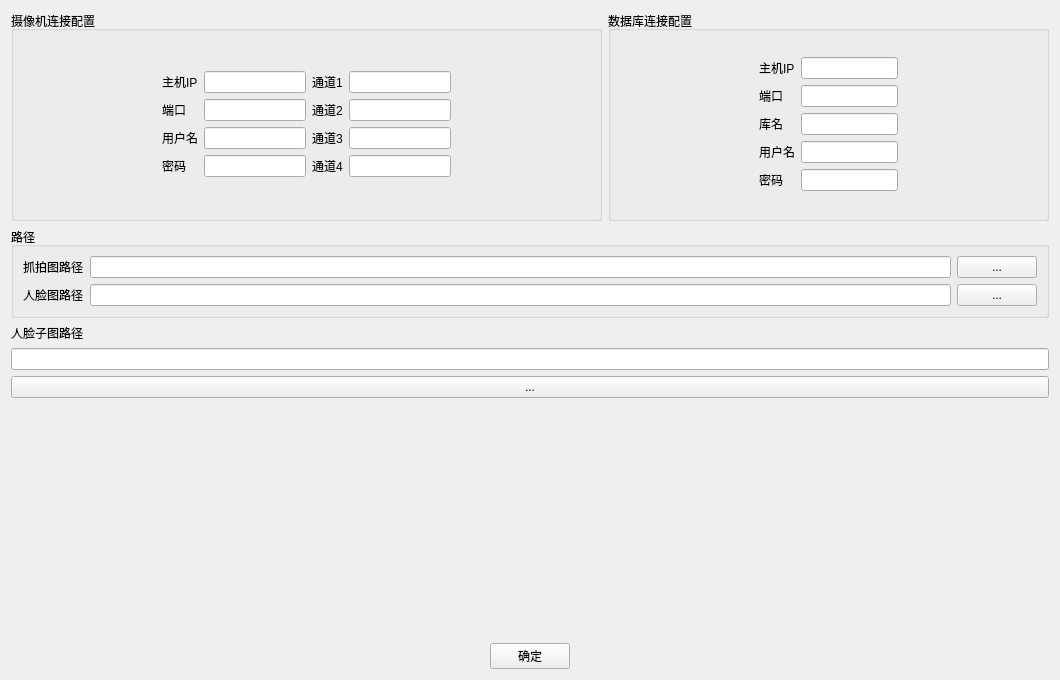
The window that settingsview.ui (NevilleNoah/HikvisionCamera2) describes before a commit, drawn with Qt 5.
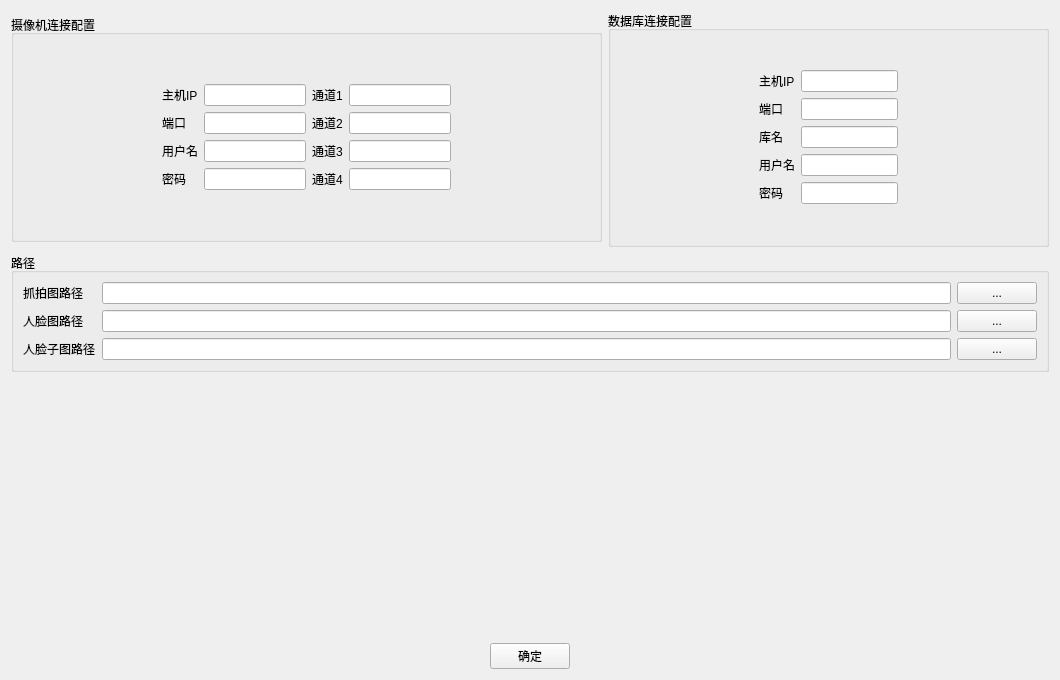
The same window after the commit.

Commit message: 出入情况布局完成

```diff
--- a/settingsview.ui
+++ b/settingsview.ui
@@ -327,9 +327,9 @@
      <property name="title">
       <string>路径</string>
      </property>
-     <layout class="QVBoxLayout" name="verticalLayout_4">
+     <layout class="QHBoxLayout" name="horizontalLayout_5">
       <item>
-       <layout class="QHBoxLayout" name="horizontalLayout_5">
+       <layout class="QVBoxLayout" name="verticalLayout_4">
         <item>
          <widget class="QLabel" name="textDirCapture">
           <property name="text">
@@ -338,26 +338,6 @@
          </widget>
         </item>
         <item>
-         <widget class="QLineEdit" name="edDirCapture"/>
-        </item>
-        <item>
-         <widget class="QPushButton" name="btnCapturePath">
-          <property name="sizePolicy">
-           <sizepolicy hsizetype="Fixed" vsizetype="Fixed">
-            <horstretch>0</horstretch>
-            <verstretch>0</verstretch>
-           </sizepolicy>
-          </property>
-          <property name="text">
-           <string>...</string>
-          </property>
-         </widget>
-        </item>
-       </layout>
-      </item>
-      <item>
-       <layout class="QHBoxLayout" name="horizontalLayout_6">
-        <item>
          <widget class="QLabel" name="textDirAvatar">
           <property name="sizePolicy">
            <sizepolicy hsizetype="Fixed" vsizetype="Preferred">
@@ -371,6 +351,20 @@
          </widget>
         </item>
         <item>
+         <widget class="QLabel" name="textDirFace">
+          <property name="text">
+           <string>人脸子图路径</string>
+          </property>
+         </widget>
+        </item>
+       </layout>
+      </item>
+      <item>
+       <layout class="QVBoxLayout" name="verticalLayout_5">
+        <item>
+         <widget class="QLineEdit" name="edDirCapture"/>
+        </item>
+        <item>
          <widget class="QLineEdit" name="edDirAvatar">
           <property name="sizePolicy">
            <sizepolicy hsizetype="Expanding" vsizetype="Fixed">
@@ -381,6 +375,26 @@
          </widget>
         </item>
         <item>
+         <widget class="QLineEdit" name="edDirFace"/>
+        </item>
+       </layout>
+      </item>
+      <item>
+       <layout class="QVBoxLayout" name="verticalLayout_6">
+        <item>
+         <widget class="QPushButton" name="btnCapturePath">
+          <property name="sizePolicy">
+           <sizepolicy hsizetype="Fixed" vsizetype="Fixed">
+            <horstretch>0</horstretch>
+            <verstretch>0</verstretch>
+           </sizepolicy>
+          </property>
+          <property name="text">
+           <string>...</string>
+          </property>
+         </widget>
+        </item>
+        <item>
          <widget class="QPushButton" name="btnAvatarPath">
           <property name="sizePolicy">
            <sizepolicy hsizetype="Fixed" vsizetype="Fixed">
@@ -393,28 +407,18 @@
           </property>
          </widget>
         </item>
+        <item>
+         <widget class="QPushButton" name="btnFacePath">
+          <property name="text">
+           <string>...</string>
+          </property>
+         </widget>
+        </item>
        </layout>
       </item>
      </layout>
     </widget>
    </item>
-   <item>
-    <widget class="QLabel" name="textDirFace">
-     <property name="text">
-      <string>人脸子图路径</string>
-     </property>
-    </widget>
-   </item>
-   <item>
-    <widget class="QLineEdit" name="edDirFace"/>
-   </item>
-   <item>
-    <widget class="QPushButton" name="btnFacePath">
-     <property name="text">
-      <string>...</string>
-     </property>
-    </widget>
-   </item>
    <item>
     <spacer name="verticalSpacer_5">
      <property name="orientation">
```
The commit also changes 7 other files.
